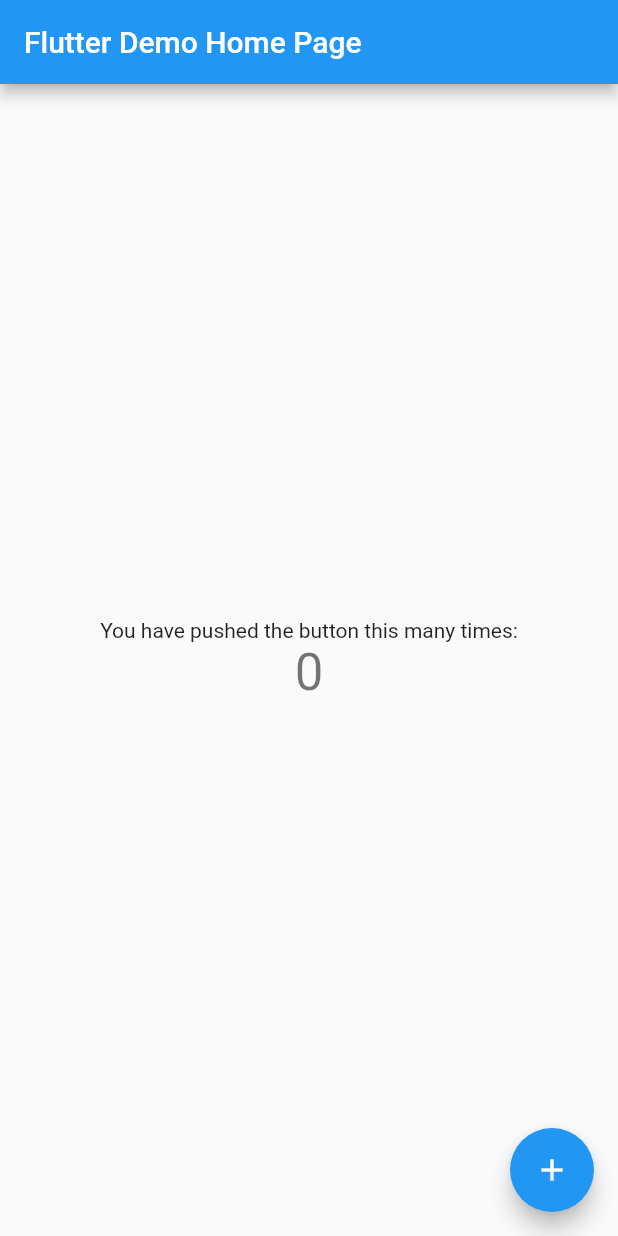
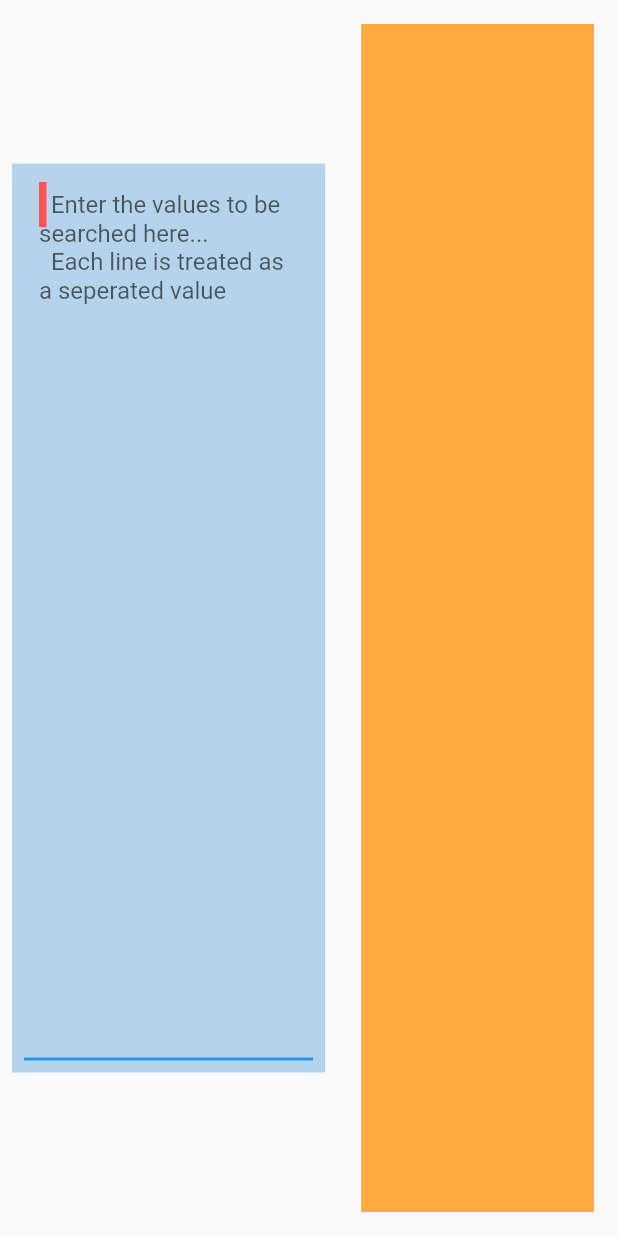
Before and after one commit to sibisita/FlutterMultiSearchProject, a Flutter app: the screen it shows after launch, on a phone screen of 412 x 824 dp. Run offline on Flutter 3.47's test engine with Material 2 defaults, Android fonts, the light colour scheme and no system bars.

Commit message:
input multiline area created

```diff
--- a/multi_search/lib/main.dart
+++ b/multi_search/lib/main.dart
@@ -11,7 +11,7 @@
   @override
   Widget build(BuildContext context) {
     return MaterialApp(
-      title: 'Flutter Demo',
+      title: 'Multi Search',
       theme: ThemeData(
         // This is the theme of your application.
         //
@@ -24,92 +24,53 @@
         // is not restarted.
         primarySwatch: Colors.blue,
       ),
-      home: const MyHomePage(title: 'Flutter Demo Home Page'),
+      debugShowCheckedModeBanner: false,
+      home: const MyHomePage(),
     );
   }
 }
 
-class MyHomePage extends StatefulWidget {
-  const MyHomePage({Key? key, required this.title}) : super(key: key);
-
-  // This widget is the home page of your application. It is stateful, meaning
-  // that it has a State object (defined below) that contains fields that affect
-  // how it looks.
-
-  // This class is the configuration for the state. It holds the values (in this
-  // case the title) provided by the parent (in this case the App widget) and
-  // used by the build method of the State. Fields in a Widget subclass are
-  // always marked "final".
-
-  final String title;
-
-  @override
-  State<MyHomePage> createState() => _MyHomePageState();
-}
-
-class _MyHomePageState extends State<MyHomePage> {
-  int _counter = 0;
-
-  void _incrementCounter() {
-    setState(() {
-      // This call to setState tells the Flutter framework that something has
-      // changed in this State, which causes it to rerun the build method below
-      // so that the display can reflect the updated values. If we changed
-      // _counter without calling setState(), then the build method would not be
-      // called again, and so nothing would appear to happen.
-      _counter++;
-    });
-  }
+class MyHomePage extends StatelessWidget {
+  const MyHomePage({Key? key}) : super(key: key);
 
   @override
   Widget build(BuildContext context) {
-    // This method is rerun every time setState is called, for instance as done
-    // by the _incrementCounter method above.
-    //
-    // The Flutter framework has been optimized to make rerunning build methods
-    // fast, so that you can just rebuild anything that needs updating rather
-    // than having to individually change instances of widgets.
     return Scaffold(
-      appBar: AppBar(
-        // Here we take the value from the MyHomePage object that was created by
-        // the App.build method, and use it to set our appbar title.
-        title: Text(widget.title),
-      ),
-      body: Center(
-        // Center is a layout widget. It takes a single child and positions it
-        // in the middle of the parent.
-        child: Column(
-          // Column is also a layout widget. It takes a list of children and
-          // arranges them vertically. By default, it sizes itself to fit its
-          // children horizontally, and tries to be as tall as its parent.
-          //
-          // Invoke "debug painting" (press "p" in the console, choose the
-          // "Toggle Debug Paint" action from the Flutter Inspector in Android
-          // Studio, or the "Toggle Debug Paint" command in Visual Studio Code)
-          // to see the wireframe for each widget.
-          //
-          // Column has various properties to control how it sizes itself and
-          // how it positions its children. Here we use mainAxisAlignment to
-          // center the children vertically; the main axis here is the vertical
-          // axis because Columns are vertical (the cross axis would be
-          // horizontal).
-          mainAxisAlignment: MainAxisAlignment.center,
-          children: <Widget>[
-            const Text(
-              'You have pushed the button this many times:',
-            ),
-            Text(
-              '$_counter',
-              style: Theme.of(context).textTheme.headline4,
-            ),
-          ],
-        ),
-      ),
-      floatingActionButton: FloatingActionButton(
-        onPressed: _incrementCounter,
-        tooltip: 'Increment',
-        child: const Icon(Icons.add),
-      ), // This trailing comma makes auto-formatting nicer for build methods.
-    );
+        body: Row(children: [
+      (Expanded(
+          flex: 6,
+          child: Padding(
+            padding: const EdgeInsets.all(8.0),
+            child: Container(
+                color: Color.fromARGB(255, 181, 212, 236),
+                child: Padding(
+                  padding: const EdgeInsets.all(8.0),
+                  child: TextField(
+                    autocorrect: false, autofocus: true,
+                    cursorColor: Colors.redAccent, cursorWidth: 5,
+                    cursorHeight: 30,
+                    decoration: InputDecoration(
+                        contentPadding: EdgeInsets.all(10),
+                        focusColor: Colors.blue[100],
+                        border: UnderlineInputBorder(
+                            borderSide: BorderSide(width: 80)),
+                        hintText:
+                            "  Enter the values to be searched here...\n  Each line is treated as a seperated value"),
+                    keyboardType: TextInputType.multiline,
+                    minLines: 30, //Normal textInputField will be displayed
+                    maxLines:
+                        null, // when user presses enter it will adapt to it
+                  ),
+                )),
+          ))),
+      Expanded(
+        flex: 5,
+        child: Padding(
+            padding: const EdgeInsets.all(16.0),
+            child: Container(
+              color: Colors.orangeAccent,
+            )),
+      )
+    ]));
   }
 }
```
